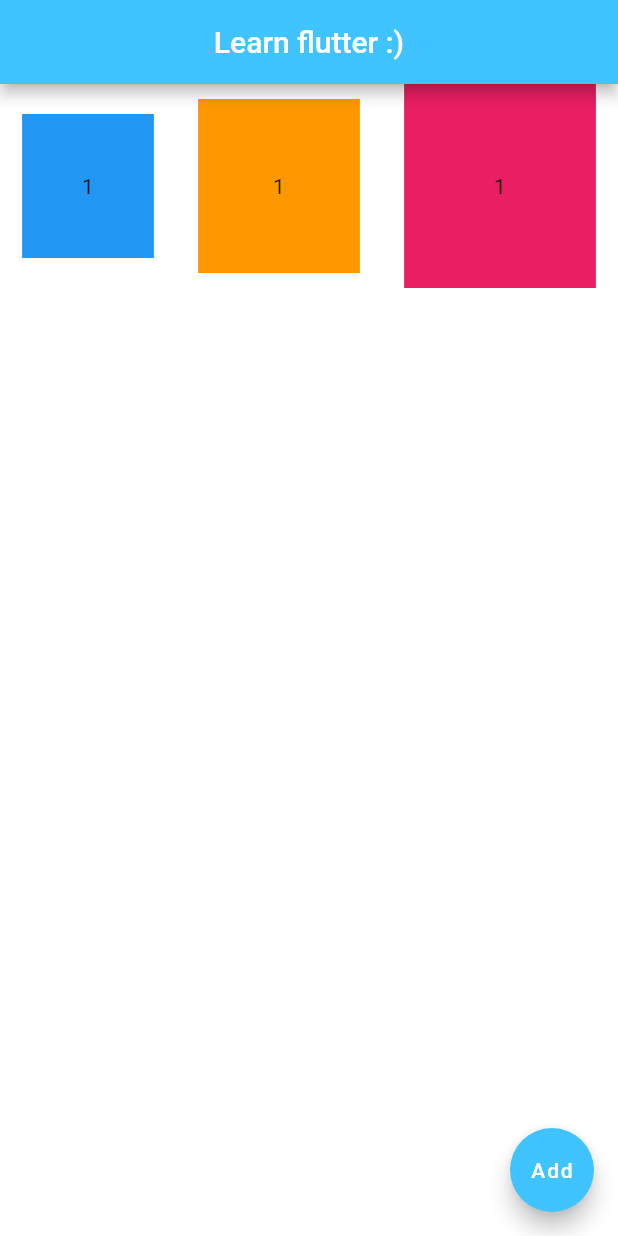
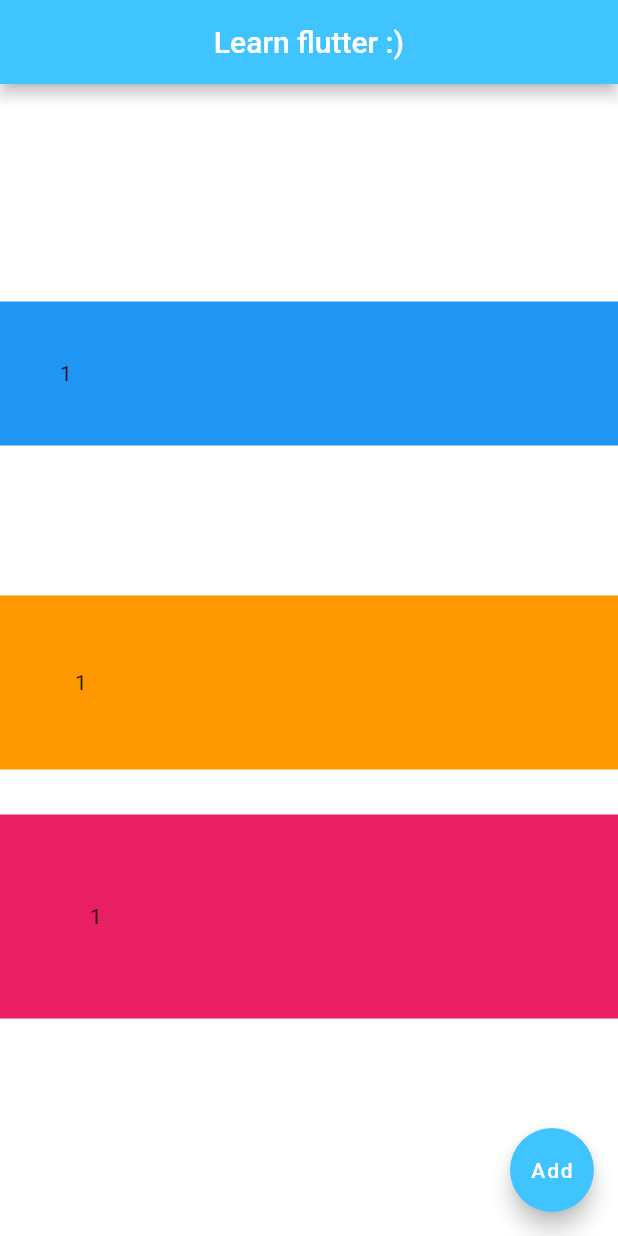
Before and after one commit to Flop88/LearnFlutter, a Flutter app: the screen it shows after launch, on a phone screen of 412 x 824 dp. Run offline on Flutter 3.47's test engine with Material 2 defaults, Android fonts, the phone set to English and light mode, and no system bars.

Commit message:
Learn SizedBox widget

```diff
--- a/lib/main.dart
+++ b/lib/main.dart
@@ -14,20 +14,25 @@ class FlutterTutorialApp extends StatelessWidget {
             centerTitle: true,
             backgroundColor: Colors.lightBlueAccent,
           ),
-          body: Row(
-            mainAxisAlignment: MainAxisAlignment.spaceAround,
-            crossAxisAlignment: CrossAxisAlignment.baseline,
-            textBaseline: TextBaseline.ideographic,
+          body: Column(
+            mainAxisAlignment: MainAxisAlignment.center,
+            crossAxisAlignment: CrossAxisAlignment.stretch,
             children: [
               Container(
                 color: Colors.blue,
                 padding: EdgeInsets.all(40),
                 child: Text("1"),
               ),
+              SizedBox(
+                height: 100,
+              ),
               Container(
                 color: Colors.orange,
                 padding: EdgeInsets.all(50),
                 child: Text("1"),
+              ),
+              SizedBox(
+                height: 30,
               ),
               Container(
                 color: Colors.pink,
@@ -35,7 +40,6 @@ class FlutterTutorialApp extends StatelessWidget {
                 child: Text("1"),
               ),
             ],
-
           ),
           floatingActionButton: FloatingActionButton(
             child: Text("Add"),
```
